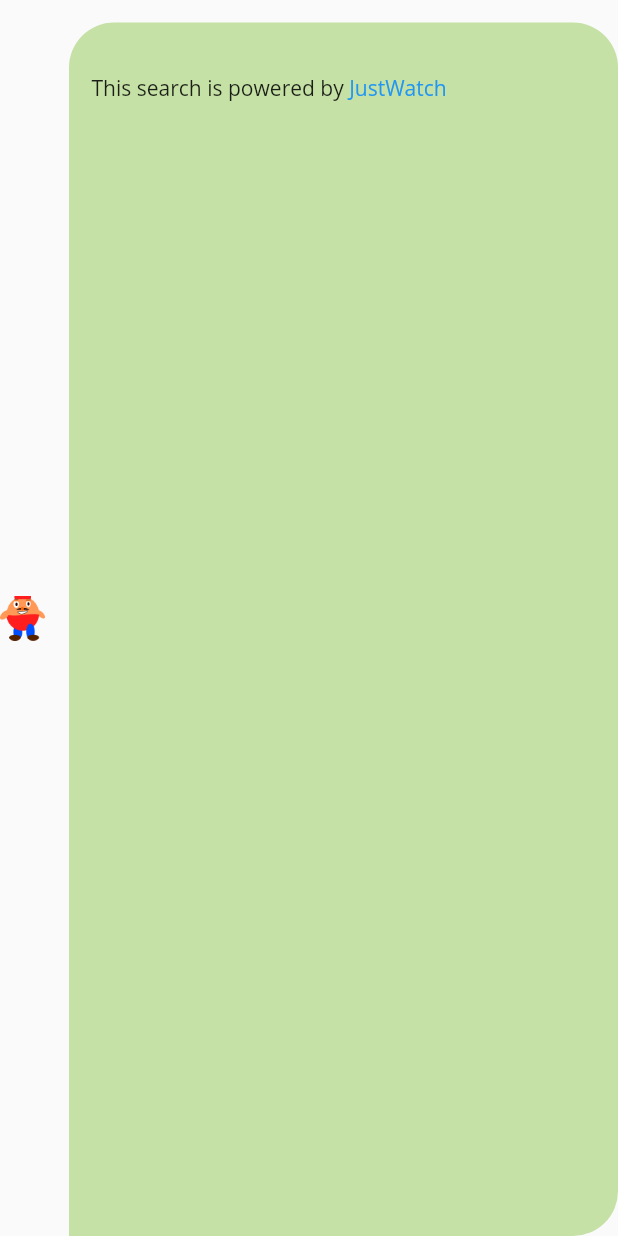
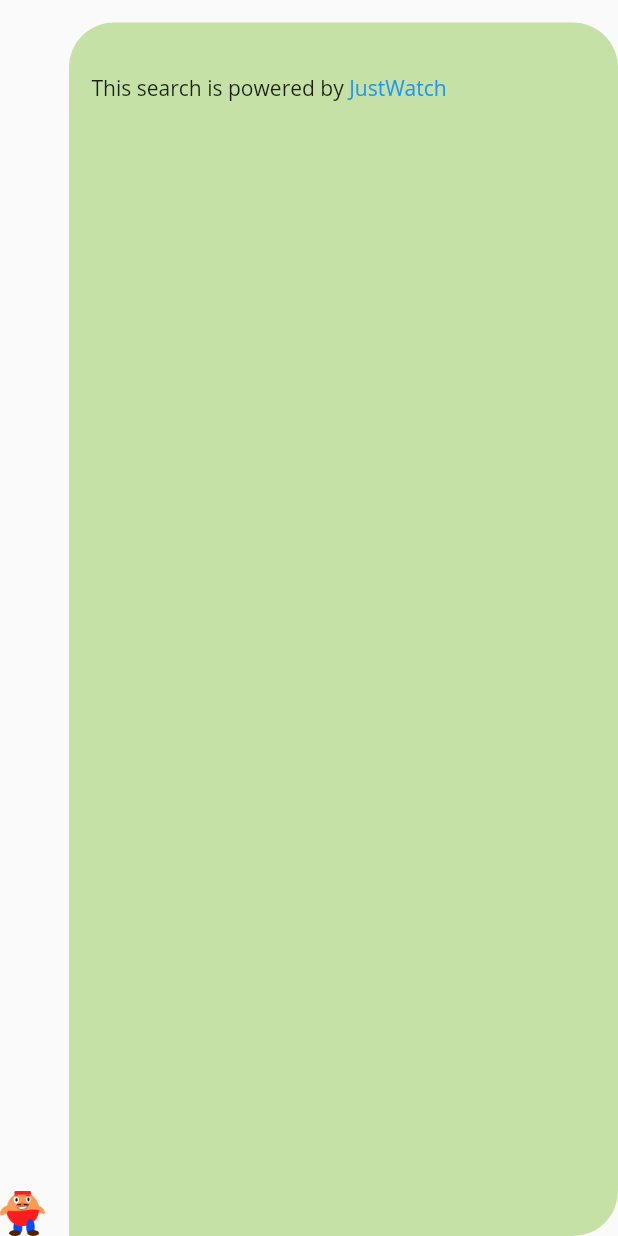
Before and after one commit to pallavijoshi44/movie_chatbot, a Flutter app: the MovieJustWatch widget shown alone on an empty page, opened directly with empty values, on a phone screen of 412 x 824 dp. Run offline on Flutter 3.47's test engine with Material 2 defaults, Android fonts, the phone set to English and light mode, and no system bars; our stand-ins replace carousel_slider, connectivity, expandable_text, geocoding, geolocator, multi_select_flutter and 2 more; missing offline and left inert: flutter_dialogflow; accounts and stored records are empty.

Commit message:
Fix issue with bot icon on watch providers

```diff
--- a/lib/src/ui/movie_just_watch.dart
+++ b/lib/src/ui/movie_just_watch.dart
@@ -11,7 +11,9 @@ class MovieJustWatch extends StatelessWidget {
   @override
   Widget build(BuildContext context) {
     return Container(
-      child: Row(children: [
+      child: Row(
+        crossAxisAlignment: CrossAxisAlignment.end,
+          children: [
         Container(
           margin: const EdgeInsets.only(right: 16.0),
           child: Image.asset('assets/icon/app_icon.png', width: 30, height: 30, fit: BoxFit.cover,),
--- a/lib/src/ui/movie_provider.dart
+++ b/lib/src/ui/movie_provider.dart
@@ -9,7 +9,9 @@ class MovieProvider extends StatelessWidget {
   @override
   Widget build(BuildContext context) {
     return Container(
-        child: Row(children: [
+        child: Row(
+            crossAxisAlignment: CrossAxisAlignment.end,
+            children: [
       Container(
         margin: const EdgeInsets.only(right: 16.0),
         child: Image.asset('assets/icon/app_icon.png', width: 30, height: 30, fit: BoxFit.cover,),
--- a/lib/src/ui/movie_thumbnail.dart
+++ b/lib/src/ui/movie_thumbnail.dart
@@ -24,7 +24,7 @@ class MovieThumbnail extends StatelessWidget {
 
   @override
   Widget build(BuildContext context) {
-    return Row(crossAxisAlignment: CrossAxisAlignment.start, children: [
+    return Row(crossAxisAlignment: CrossAxisAlignment.end, children: [
       Container(
         margin: const EdgeInsets.only(right: 16.0),
         child: Image.asset('assets/icon/app_icon.png', width: 30, height: 30, fit: BoxFit.cover,),
```
Also changed, not shown: 1 other file.
